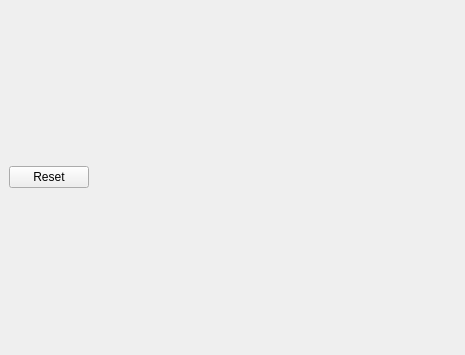
First picture: the form in src/ui/note.ui, repository hakaishi/nobleNote, before the edit.
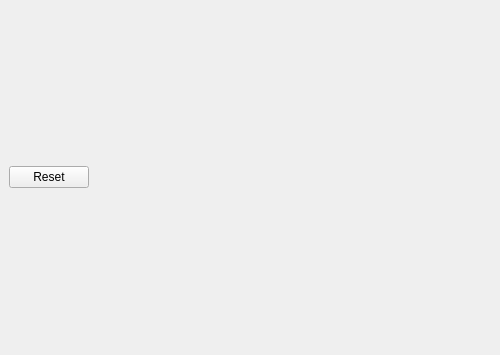
Second picture: the form after the edit. Icons and pictures are not drawn.

```diff
--- a/src/ui/note.ui
+++ b/src/ui/note.ui
@@ -6,7 +6,7 @@
    <rect>
     <x>0</x>
     <y>0</y>
-    <width>465</width>
+    <width>500</width>
     <height>355</height>
    </rect>
   </property>
```
